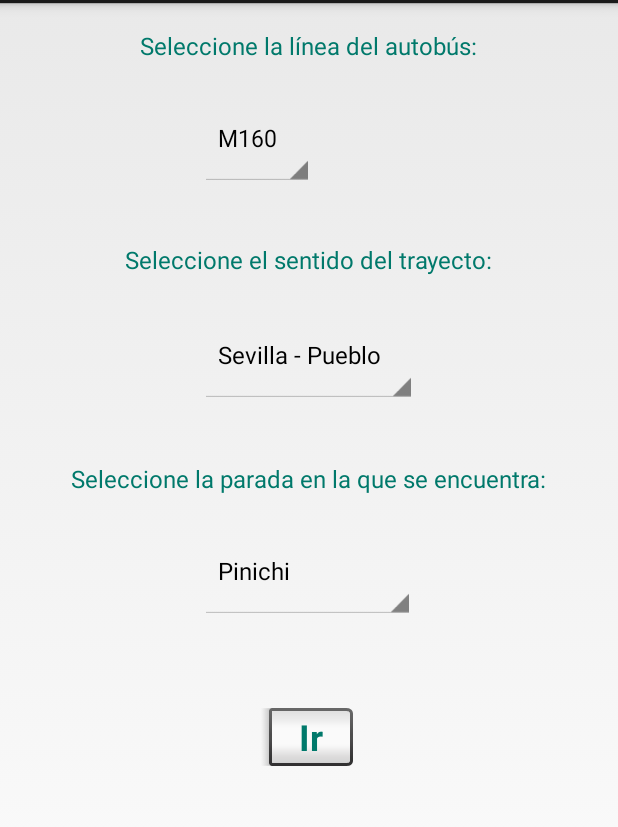
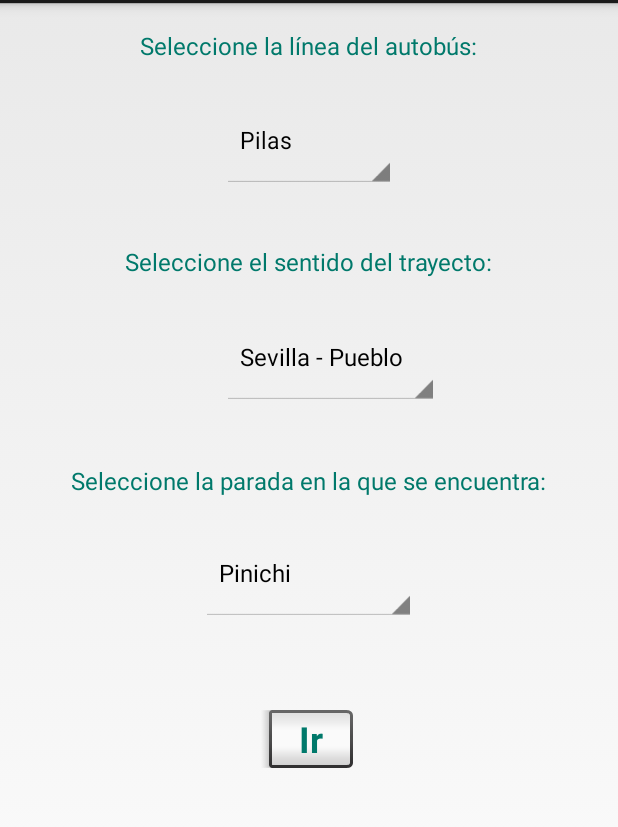
Before and after one commit to albacj/Trabajo-Android, an Android app: the MainActivity screen opened directly, with no data from a screen before it, on a phone screen of 412 x 824 dp, the part 69-896 px from its top. Run offline under Robolectric (Android 15) with nearby library versions, the phone set to English and light mode, and no system bars.

Commit message:
Cambiada la opción de línea por pueblo, y corregida errata en texto de bienvenida.

```diff
--- a/BusesSevilla/app/src/main/java/com/example/alba/busessevilla/MainActivity.java
+++ b/BusesSevilla/app/src/main/java/com/example/alba/busessevilla/MainActivity.java
@@ -14,19 +14,19 @@ public class MainActivity extends Activity {
         super.onCreate(savedInstanceState);
         setContentView(R.layout.activity_main);
 
-        String[] lineas = {"M160", "M161", "M162", "M169"};
+        String[] pueblos = {"Pilas", "Aznalcázar", "Bollullos", "Bormujos"};
         String[] trayectos = {"Sevilla - Pueblo", "Pueblo - Sevilla"};
         String[] paradas = {"Pinichi", "Alambique", "Iglesia", "Blanca Paloma"};
 
-        ArrayAdapter adapterLinea = new ArrayAdapter<String>(this, android.R.layout.simple_spinner_dropdown_item, lineas);
+        ArrayAdapter adapterPueblo = new ArrayAdapter<String>(this, android.R.layout.simple_spinner_dropdown_item, pueblos);
         ArrayAdapter adapterTrayecto = new ArrayAdapter<String>(this, android.R.layout.simple_spinner_dropdown_item, trayectos);
         ArrayAdapter adapterParada = new ArrayAdapter<String>(this, android.R.layout.simple_spinner_dropdown_item, paradas);
 
-        Spinner lineaSpinner = (Spinner)findViewById(R.id.lineaSpinner);
+        Spinner puebloSpinner = (Spinner)findViewById(R.id.puebloSpinner);
         Spinner trayectoSpinner = (Spinner)findViewById(R.id.trayectoSpinner);
         Spinner paradaSpinner = (Spinner)findViewById(R.id.paradaSpinner);
 
-        lineaSpinner.setAdapter(adapterLinea);
+        puebloSpinner.setAdapter(adapterPueblo);
         trayectoSpinner.setAdapter(adapterTrayecto);
         paradaSpinner.setAdapter(adapterParada);
    }
--- a/BusesSevilla/app/src/main/res/layout/activity_main.xml
+++ b/BusesSevilla/app/src/main/res/layout/activity_main.xml
@@ -10,15 +10,14 @@
     style="@style/AppTheme">
 
     <Spinner
-        android:id="@+id/lineaSpinner"
+        android:id="@+id/puebloSpinner"
         android:layout_width="wrap_content"
         android:layout_height="wrap_content"
-        android:layout_alignLeft="@+id/trayectoSpinner"
-        android:layout_alignStart="@+id/trayectoSpinner"
+        android:layout_marginTop="21dp"
+        tools:layout_editor_absoluteX="135dp"
+        tools:layout_editor_absoluteY="61dp"
         android:layout_below="@+id/lineaTextView"
-        android:layout_marginTop="20dp"
-        tools:layout_editor_absoluteX="135dp"
-        tools:layout_editor_absoluteY="61dp" />
+        android:layout_centerHorizontal="true" />
 
     <Spinner
         android:id="@+id/trayectoSpinner"
@@ -26,9 +25,10 @@
         android:layout_height="wrap_content"
         tools:layout_editor_absoluteY="142dp"
         tools:layout_editor_absoluteX="8dp"
+        android:layout_marginTop="22dp"
         android:layout_below="@+id/trayectoTextView"
-        android:layout_centerHorizontal="true"
-        android:layout_marginTop="22dp" />
+        android:layout_alignLeft="@+id/puebloSpinner"
+        android:layout_alignStart="@+id/puebloSpinner" />
 
     <Spinner
         android:id="@+id/paradaSpinner"
@@ -36,10 +36,9 @@
         android:layout_height="wrap_content"
         tools:layout_editor_absoluteY="226dp"
         tools:layout_editor_absoluteX="8dp"
+        android:layout_marginTop="20dp"
         android:layout_below="@+id/paradaTextView"
-        android:layout_alignLeft="@+id/trayectoSpinner"
-        android:layout_alignStart="@+id/trayectoSpinner"
-        android:layout_marginTop="20dp" />
+        android:layout_centerHorizontal="true" />
 
     <Button
         android:id="@+id/irButton"
@@ -72,7 +71,7 @@
         android:id="@+id/trayectoTextView"
         android:layout_width="wrap_content"
         android:layout_height="wrap_content"
-        android:layout_below="@+id/lineaSpinner"
+        android:layout_below="@+id/puebloSpinner"
         android:layout_centerHorizontal="true"
         android:layout_marginTop="38dp"
         android:text="Seleccione el sentido del trayecto:"
--- a/BusesSevilla/app/src/main/res/layout/activity_main0.xml
+++ b/BusesSevilla/app/src/main/res/layout/activity_main0.xml
@@ -15,7 +15,7 @@
         android:layout_height="wrap_content"
         android:layout_alignParentTop="true"
         android:layout_marginTop="66dp"
-        android:text="Bienvenido/a a la aplicación Buses Sevilla. \n Aquí podrá consular los horarios de cualquier línea de autobús de la provincia de Sevilla."
+        android:text="Bienvenido/a a la aplicación Buses Sevilla. \n Aquí podrá consultar los horarios de cualquier línea de autobús de la provincia de Sevilla."
         android:textAlignment="center"
         android:textColor="@android:color/white"
         android:textSize="18sp" />
```
